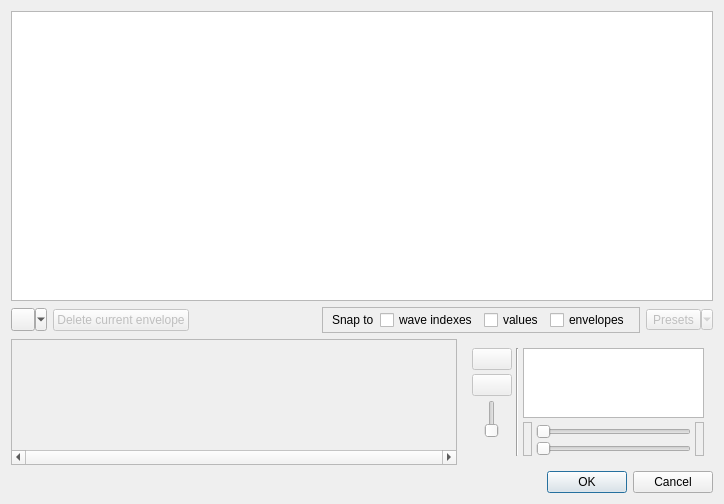
First picture: the form in bigglesworth/ui/spectralmorph.ui, repository MaurizioB/Bigglesworth, before the edit.
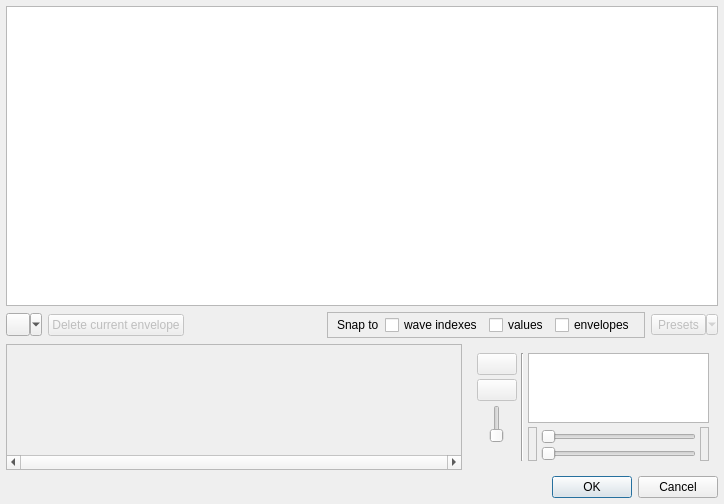
Second picture: the form after the edit. Icons and pictures are not drawn. Custom widgets are drawn as their Qt base class.

The edit to the form file:
```diff
--- a/bigglesworth/ui/spectralmorph.ui
+++ b/bigglesworth/ui/spectralmorph.ui
@@ -14,6 +14,9 @@
    <string>Spectral morph editor</string>
   </property>
   <layout class="QGridLayout" name="gridLayout" rowstretch="10,1,1,0">
+   <property name="margin">
+    <number>6</number>
+   </property>
    <item row="2" column="1">
     <widget class="QWidget" name="widget" native="true">
      <property name="sizePolicy">
```
